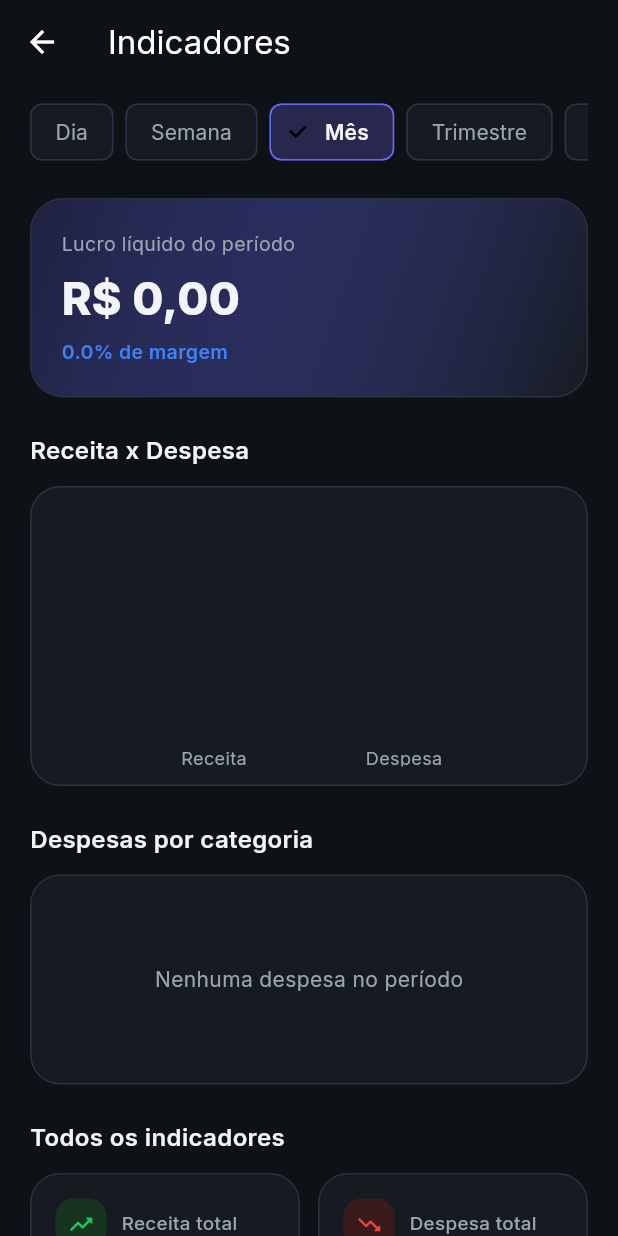
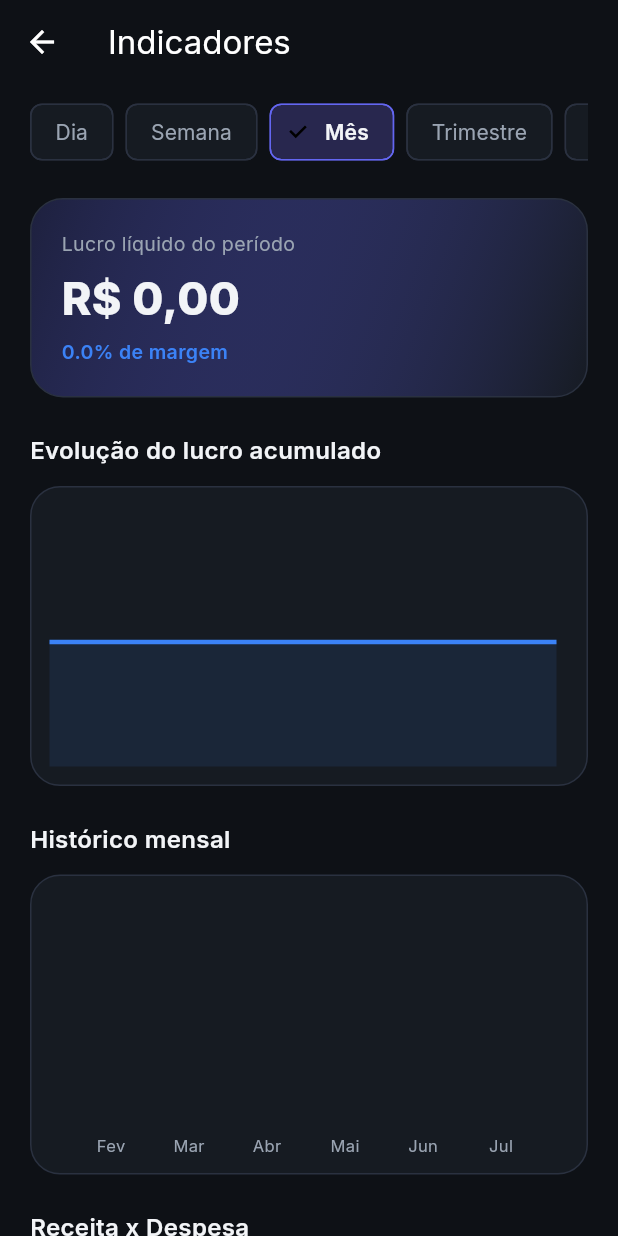
Before and after one commit to yagosnow-mg-92/Controle99-002, a Flutter app: the IndicadoresScreen screen opened directly, on a phone screen of 412 x 824 dp. Run offline on Flutter 3.47's test engine with Material 3 defaults, Android fonts, the phone set to English and light mode, and no system bars; drawn by our look-alikes of fl_chart; our stand-ins replace google_fonts, sqflite; accounts and stored records are empty.

Commit message:
Add files via upload

```diff
--- a/lib/presentation/providers/indicadores_provider.dart
+++ b/lib/presentation/providers/indicadores_provider.dart
@@ -27,6 +27,14 @@ class IndicadoresProvider extends ChangeNotifier {
   DateTime periodoPersonalizadoFim = DateTime.now();
 
   ResumoPeriodo resumo = const ResumoPeriodo();
+
+  /// Lucro dia a dia dentro do período filtrado — usado no gráfico de
+  /// evolução (lucro acumulado).
+  List<({DateTime dia, double lucro})> serieDiaria = [];
+
+  /// Lucro dos últimos 6 meses (independente do filtro atual) — usado no
+  /// gráfico de histórico mensal.
+  List<({String mes, double lucro})> historicoMensal = [];
 
   ({DateTime inicio, DateTime fim}) get intervaloAtual => _calcularIntervalo();
 
@@ -64,8 +72,61 @@ class IndicadoresProvider extends ChangeNotifier {
       fim: intervalo.fim,
     );
 
+    serieDiaria = await _calcularSerieDiaria(intervalo.inicio, intervalo.fim);
+    historicoMensal = await _calcularHistoricoMensal();
+
     carregando = false;
     notifyListeners();
+  }
+
+  /// Calcula o lucro de cada dia do período, limitando a 60 pontos para
+  /// não pesar o gráfico em períodos muito longos (ex: Ano inteiro) —
+  /// nesse caso, agrega por semana.
+  Future<List<({DateTime dia, double lucro})>> _calcularSerieDiaria(
+    DateTime inicio,
+    DateTime fim,
+  ) async {
+    final totalDias = fim.difference(inicio).inDays;
+    final passo = totalDias > 60 ? (totalDias / 60).ceil() : 1;
+
+    final resultado = <({DateTime dia, double lucro})>[];
+    for (int i = 0; i < totalDias; i += passo) {
+      final diaInicio = inicio.add(Duration(days: i));
+      final diaFim = inicio.add(Duration(days: (i + passo).clamp(0, totalDias)));
+
+      final receitas = await _receitaRepository.listar(inicio: diaInicio, fim: diaFim);
+      final despesas = await _despesaRepository.listar(inicio: diaInicio, fim: diaFim);
+
+      final receitaTotal = receitas.fold<double>(0, (s, r) => s + r.valorRecebido);
+      final despesaTotal = despesas.fold<double>(0, (s, d) => s + d.valor);
+
+      resultado.add((dia: diaInicio, lucro: receitaTotal - despesaTotal));
+    }
+    return resultado;
+  }
+
+  Future<List<({String mes, double lucro})>> _calcularHistoricoMensal() async {
+    final hoje = DateTime.now();
+    final resultado = <({String mes, double lucro})>[];
+    const nomesMeses = [
+      'Jan', 'Fev', 'Mar', 'Abr', 'Mai', 'Jun',
+      'Jul', 'Ago', 'Set', 'Out', 'Nov', 'Dez',
+    ];
+
+    for (int i = 5; i >= 0; i--) {
+      final referencia = DateTime(hoje.year, hoje.month - i, 1);
+      final inicioMes = DateTime(referencia.year, referencia.month, 1);
+      final inicioProximoMes = DateTime(referencia.year, referencia.month + 1, 1);
+
+      final receitas = await _receitaRepository.listar(inicio: inicioMes, fim: inicioProximoMes);
+      final despesas = await _despesaRepository.listar(inicio: inicioMes, fim: inicioProximoMes);
+
+      final receitaTotal = receitas.fold<double>(0, (s, r) => s + r.valorRecebido);
+      final despesaTotal = despesas.fold<double>(0, (s, d) => s + d.valor);
+
+      resultado.add((mes: nomesMeses[referencia.month - 1], lucro: receitaTotal - despesaTotal));
+    }
+    return resultado;
   }
 
   ({DateTime inicio, DateTime fim}) _calcularIntervalo() {
--- a/lib/presentation/screens/indicadores/indicadores_screen.dart
+++ b/lib/presentation/screens/indicadores/indicadores_screen.dart
@@ -61,6 +61,14 @@ class _IndicadoresScreenState extends State<IndicadoresScreen> {
                   )
                 else ...[
                   _resumoPrincipal(provider.resumo),
+                  const SizedBox(height: 24),
+                  const _TituloSecao('Evolução do lucro acumulado'),
+                  const SizedBox(height: 12),
+                  _graficoEvolucao(provider.serieDiaria),
+                  const SizedBox(height: 24),
+                  const _TituloSecao('Histórico mensal'),
+                  const SizedBox(height: 12),
+                  _graficoHistoricoMensal(provider.historicoMensal),
                   const SizedBox(height: 24),
                   const _TituloSecao('Receita x Despesa'),
                   const SizedBox(height: 12),
@@ -155,6 +163,133 @@ class _IndicadoresScreenState extends State<IndicadoresScreen> {
           ),
         ],
       ),
+    );
+  }
+
+  Widget _graficoEvolucao(List<({DateTime dia, double lucro})> serie) {
+    if (serie.isEmpty) {
+      return _placeholderGrafico('Sem dados suficientes no período');
+    }
+
+    // Transforma o lucro diário em lucro acumulado (soma progressiva) —
+    // é isso que mostra visualmente a tendência de crescimento/queda.
+    double acumulado = 0;
+    final pontos = <FlSpot>[];
+    for (int i = 0; i < serie.length; i++) {
+      acumulado += serie[i].lucro;
+      pontos.add(FlSpot(i.toDouble(), acumulado));
+    }
+
+    final valores = pontos.map((p) => p.y);
+    final minY = valores.reduce((a, b) => a < b ? a : b);
+    final maxY = valores.reduce((a, b) => a > b ? a : b);
+    final corLinha = acumulado >= 0 ? AppColors.lucro : AppColors.despesa;
+
+    return Container(
+      height: 200,
+      padding: const EdgeInsets.fromLTRB(12, 20, 20, 12),
+      decoration: BoxDecoration(
+        color: AppColors.surface,
+        borderRadius: BorderRadius.circular(20),
+        border: Border.all(color: AppColors.border),
+      ),
+      child: LineChart(
+        LineChartData(
+          minY: minY == maxY ? minY - 10 : minY - (maxY - minY) * 0.1,
+          maxY: minY == maxY ? maxY + 10 : maxY + (maxY - minY) * 0.1,
+          gridData: const FlGridData(show: false),
+          borderData: FlBorderData(show: false),
+          titlesData: const FlTitlesData(
+            topTitles: AxisTitles(sideTitles: SideTitles(showTitles: false)),
+            rightTitles: AxisTitles(sideTitles: SideTitles(showTitles: false)),
+            leftTitles: AxisTitles(sideTitles: SideTitles(showTitles: false)),
+            bottomTitles: AxisTitles(sideTitles: SideTitles(showTitles: false)),
+          ),
+          lineBarsData: [
+            LineChartBarData(
+              spots: pontos,
+              isCurved: true,
+              color: corLinha,
+              barWidth: 3,
+              dotData: const FlDotData(show: false),
+              belowBarData: BarAreaData(show: true, color: corLinha.withOpacity(0.1)),
+            ),
+          ],
+        ),
+      ),
+    );
+  }
+
+  Widget _graficoHistoricoMensal(List<({String mes, double lucro})> historico) {
+    if (historico.isEmpty) {
+      return _placeholderGrafico('Sem dados suficientes');
+    }
+
+    final maiorAbsoluto = historico
+        .map((h) => h.lucro.abs())
+        .fold<double>(0, (a, b) => a > b ? a : b);
+
+    return Container(
+      height: 200,
+      padding: const EdgeInsets.fromLTRB(12, 20, 16, 12),
+      decoration: BoxDecoration(
+        color: AppColors.surface,
+        borderRadius: BorderRadius.circular(20),
+        border: Border.all(color: AppColors.border),
+      ),
+      child: BarChart(
+        BarChartData(
+          minY: maiorAbsoluto == 0 ? -10 : -maiorAbsoluto * 1.2,
+          maxY: maiorAbsoluto == 0 ? 10 : maiorAbsoluto * 1.2,
+          gridData: const FlGridData(show: false),
+          borderData: FlBorderData(show: false),
+          titlesData: FlTitlesData(
+            leftTitles: const AxisTitles(sideTitles: SideTitles(showTitles: false)),
+            topTitles: const AxisTitles(sideTitles: SideTitles(showTitles: false)),
+            rightTitles: const AxisTitles(sideTitles: SideTitles(showTitles: false)),
+            bottomTitles: AxisTitles(
+              sideTitles: SideTitles(
+                showTitles: true,
+                getTitlesWidget: (value, meta) {
+                  final indice = value.toInt();
+                  if (indice < 0 || indice >= historico.length) return const SizedBox();
+                  return Padding(
+                    padding: const EdgeInsets.only(top: 8),
+                    child: Text(
+                      historico[indice].mes,
+                      style: const TextStyle(color: AppColors.textSecondary, fontSize: 11),
+                    ),
+                  );
+                },
+              ),
+            ),
+          ),
+          barGroups: [
+            for (int i = 0; i < historico.length; i++)
+              BarChartGroupData(x: i, barRods: [
+                BarChartRodData(
+                  toY: historico[i].lucro,
+                  color: historico[i].lucro >= 0 ? AppColors.lucro : AppColors.despesa,
+                  width: 22,
+                  borderRadius: BorderRadius.circular(6),
+                ),
+              ]),
+          ],
+        ),
+      ),
+    );
+  }
+
+  Widget _placeholderGrafico(String mensagem) {
+    return Container(
+      height: 140,
+      alignment: Alignment.center,
+      decoration: BoxDecoration(
+        color: AppColors.surface,
+        borderRadius: BorderRadius.circular(20),
+        border: Border.all(color: AppColors.border),
+      ),
+      child: Text(mensagem, style: const TextStyle(color: AppColors.textSecondary)),
     );
   }
 
```
Also changed, not shown: 1 other file.
